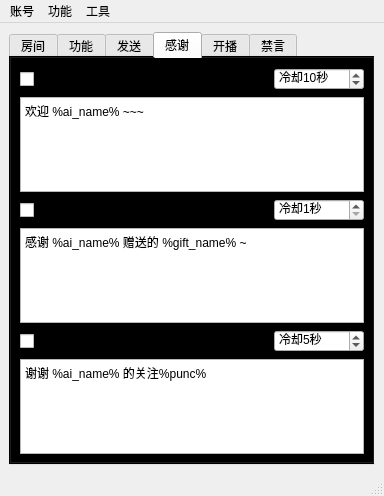
Qt form mainwindow.ui (iwxyi/Bilibili-MagicalDanmaku) before a commit.
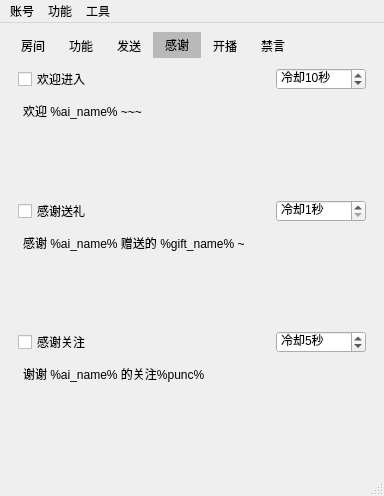
The same form after that commit. The open tabs and pages were chosen to show the change. Icons and pictures are not drawn.

Commit message: 优化界面样式表

```diff
--- a/mainwindow.ui
+++ b/mainwindow.ui
@@ -22,10 +22,15 @@
     <item>
      <widget class="QTabWidget" name="tabWidget">
       <property name="styleSheet">
-       <string notr="true">#tabWidget
-{
-	background: transparent;
-}</string>
+       <string notr="true">QTabWidget::pane{
+    border: none;
+}
+QTabWidget QStackedWidget{
+    background: transparent;    
+}
+QTabBar::tab {background-color: transparent;}
+QTabBar::tab:hover{background-color:#44888888;}
+QTabBar::tab:selected{background-color: #88888888;}</string>
       </property>
       <property name="currentIndex">
        <number>1</number>
@@ -622,6 +627,12 @@
           <property name="toolTip">
            <string>&lt;html&gt;&lt;head/&gt;&lt;body&gt;&lt;p&gt;%1：用户昵称&lt;/p&gt;&lt;p&gt;支持变量&lt;/p&gt;&lt;/body&gt;&lt;/html&gt;</string>
           </property>
+          <property name="styleSheet">
+           <string notr="true">QPlainTextEdit
+{
+	background: transparent;
+}</string>
+          </property>
           <property name="plainText">
            <string>欢迎 %ai_name% ~~~</string>
           </property>
@@ -684,6 +695,12 @@
           <property name="toolTip">
            <string>&lt;html&gt;&lt;head/&gt;&lt;body&gt;&lt;p&gt;%1：用户昵称&lt;/p&gt;&lt;p&gt;%2：礼物名称&lt;/p&gt;&lt;p&gt;支持变量&lt;/p&gt;&lt;/body&gt;&lt;/html&gt;</string>
           </property>
+          <property name="styleSheet">
+           <string notr="true">QPlainTextEdit
+{
+	background: transparent;
+}</string>
+          </property>
           <property name="plainText">
            <string>感谢 %ai_name% 赠送的 %gift_name% ~</string>
           </property>
@@ -746,6 +763,12 @@
           <property name="toolTip">
            <string>&lt;html&gt;&lt;head/&gt;&lt;body&gt;&lt;p&gt;%1：用户昵称&lt;/p&gt;&lt;p&gt;支持变量&lt;/p&gt;&lt;/body&gt;&lt;/html&gt;</string>
           </property>
+          <property name="styleSheet">
+           <string notr="true">QPlainTextEdit
+{
+	background: transparent;
+}</string>
+          </property>
           <property name="plainText">
            <string>谢谢 %ai_name% 的关注%punc%</string>
           </property>
```
Left out of the diff: 26 changed lines with no effect on the pictures. The commit also changes 2 other files.
